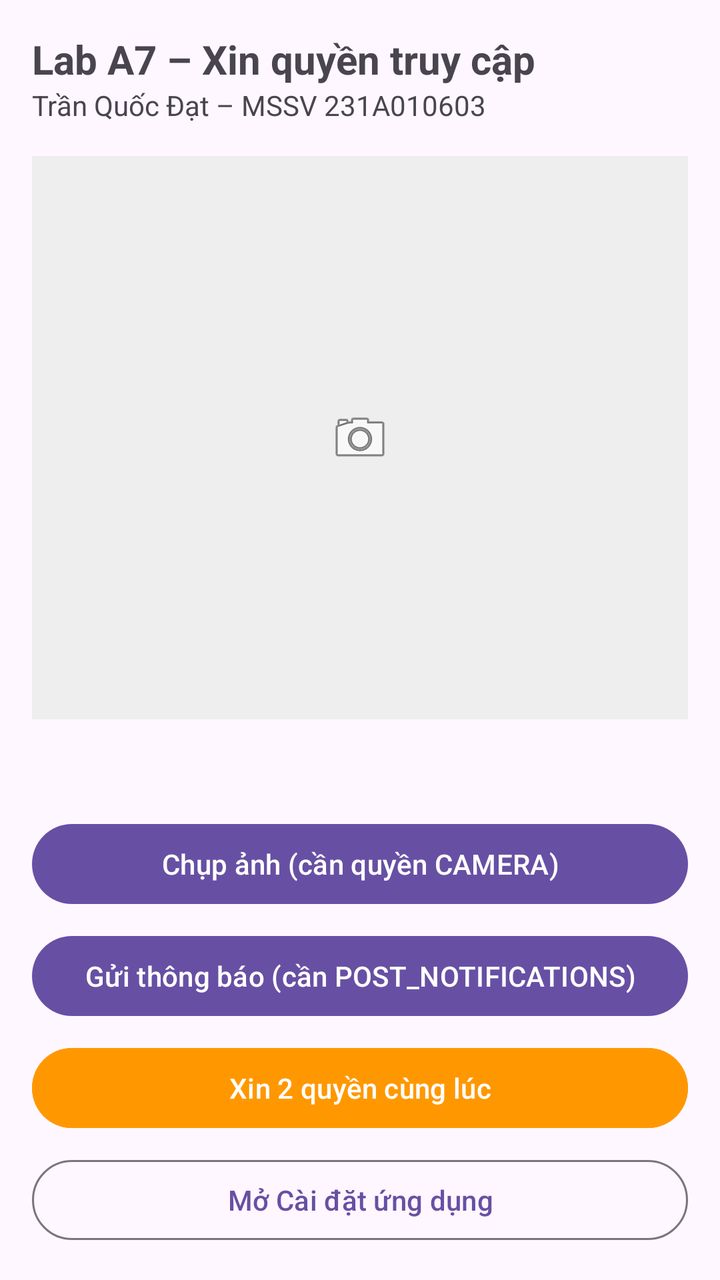
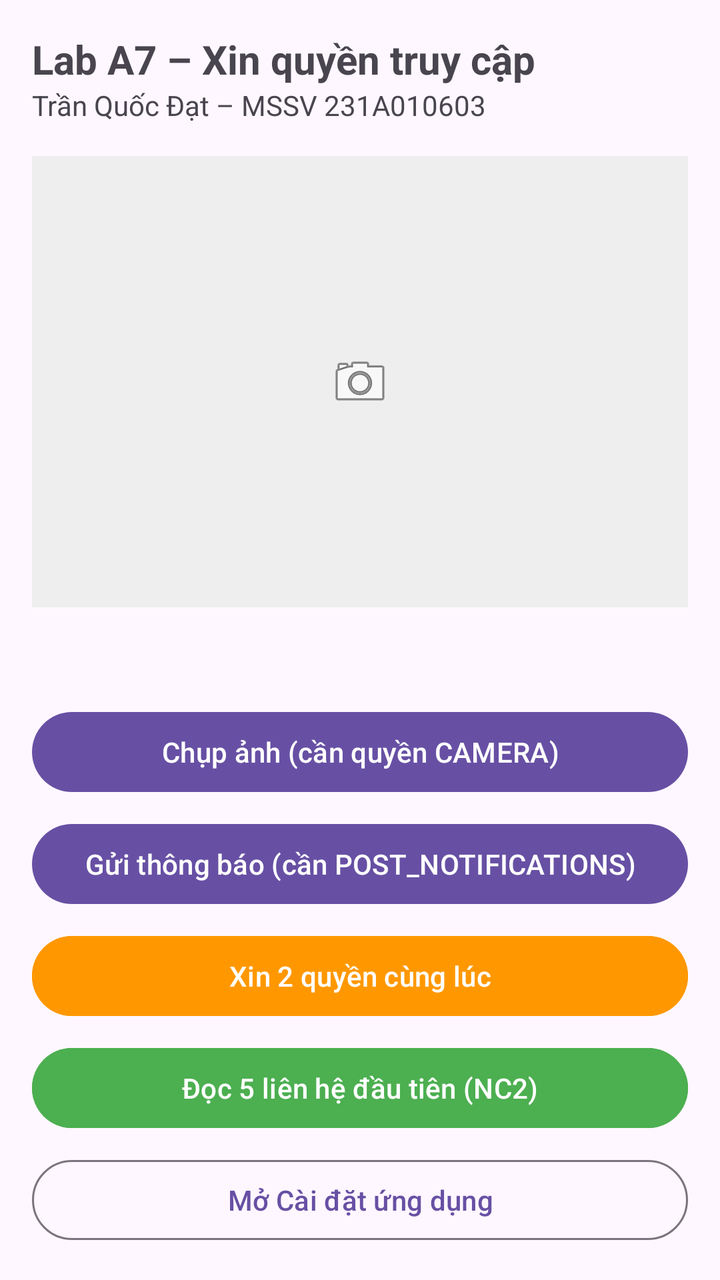

Screens rendered from an Android XML layout before and after an edit, with the pre-edit source and the edit as a unified diff.
<!-- AndroidManifest.xml: application theme Theme.A7_231A010603 -->
<!-- res/layout/activity_main.xml -->
<?xml version="1.0" encoding="utf-8"?>
<LinearLayout xmlns:android="http://schemas.android.com/apk/res/android"
    android:id="@+id/main"
    android:layout_width="match_parent"
    android:layout_height="match_parent"
    android:orientation="vertical"
    android:padding="16dp">

    <TextView
        android:layout_width="wrap_content"
        android:layout_height="wrap_content"
        android:text="@string/title"
        android:textSize="20sp"
        android:textStyle="bold" />

    <TextView
        android:layout_width="wrap_content"
        android:layout_height="wrap_content"
        android:text="@string/student" />

    
    <ImageView
        android:id="@+id/imgAnh"
        android:layout_width="match_parent"
        android:layout_height="0dp"
        android:layout_marginTop="16dp"
        android:layout_weight="1"
        android:background="#EEEEEE"
        android:contentDescription="@string/desc_anh"
        android:scaleType="centerInside"
        android:src="@android:drawable/ic_menu_camera" />

    <TextView
        android:id="@+id/tvTrangThai"
        android:layout_width="match_parent"
        android:layout_height="wrap_content"
        android:layout_marginTop="12dp"
        android:lineSpacingExtra="4dp"
        android:textSize="15sp" />

    <Button
        android:id="@+id/btnChupAnh"
        android:layout_width="match_parent"
        android:layout_height="wrap_content"
        android:layout_marginTop="16dp"
        android:text="@string/btn_chup" />

    <Button
        android:id="@+id/btnThongBao"
        android:layout_width="match_parent"
        android:layout_height="wrap_content"
        android:layout_marginTop="8dp"
        android:text="@string/btn_thong_bao" />
    
    <Button
        android:id="@+id/btnXinNhieuQuyen"
        android:layout_width="match_parent"
        android:layout_height="wrap_content"
        android:layout_marginTop="8dp"
        android:backgroundTint="#FF9800"
        android:text="@string/grant_both" />
    <Button
        android:id="@+id/btnCaiDat"
        style="?attr/materialButtonOutlinedStyle"
        android:layout_width="match_parent"
        android:layout_height="wrap_content"
        android:layout_marginTop="8dp"
        android:text="@string/open_settings" />
</LinearLayout>
<!-- resources referenced by this layout -->
<resources>
  <string name="btn_chup">Chụp ảnh (cần quyền CAMERA)</string>
  <string name="btn_thong_bao">Gửi thông báo (cần POST_NOTIFICATIONS)</string>
  <string name="desc_anh">Ảnh vừa chụp từ camera</string>
  <string name="grant_both">Xin 2 quyền cùng lúc</string>
  <string name="open_settings">Mở Cài đặt ứng dụng</string>
  <string name="student">Trần Quốc Đạt – MSSV 231A010603</string>
  <string name="title">Lab A7 – Xin quyền truy cập</string>
  <style name="Theme.A7_231A010603" parent="Base.Theme.A7_231A010603" />
  <style name="Base.Theme.A7_231A010603" parent="Theme.Material3.DayNight.NoActionBar">
          
          
      </style>
</resources>

<!-- the commit's change to res/layout/activity_main.xml (unified diff, before → after) -->
@@ -59,6 +59,14 @@
         android:layout_marginTop="8dp"
         android:backgroundTint="#FF9800"
         android:text="@string/grant_both" />
+    
+    <Button
+        android:id="@+id/btnDocDanhBa"
+        android:layout_width="match_parent"
+        android:layout_height="wrap_content"
+        android:layout_marginTop="8dp"
+        android:backgroundTint="#4CAF50"
+        android:text="Đọc 5 liên hệ đầu tiên (NC2)" />
     <Button
         android:id="@+id/btnCaiDat"
         style="?attr/materialButtonOutlinedStyle"
